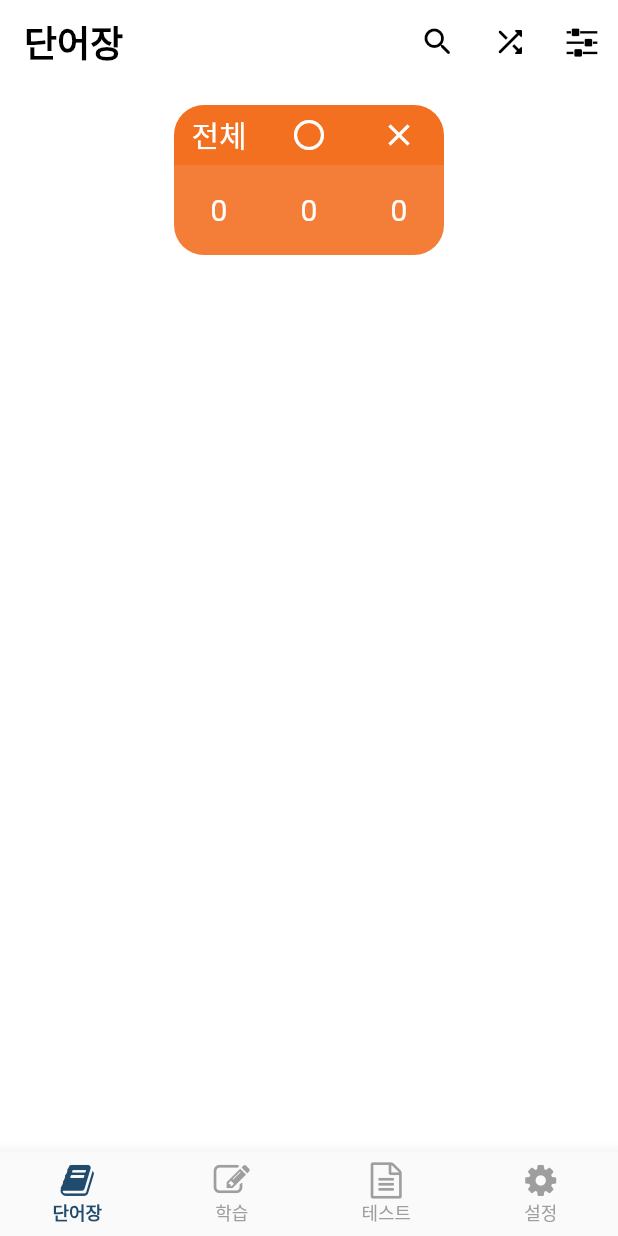
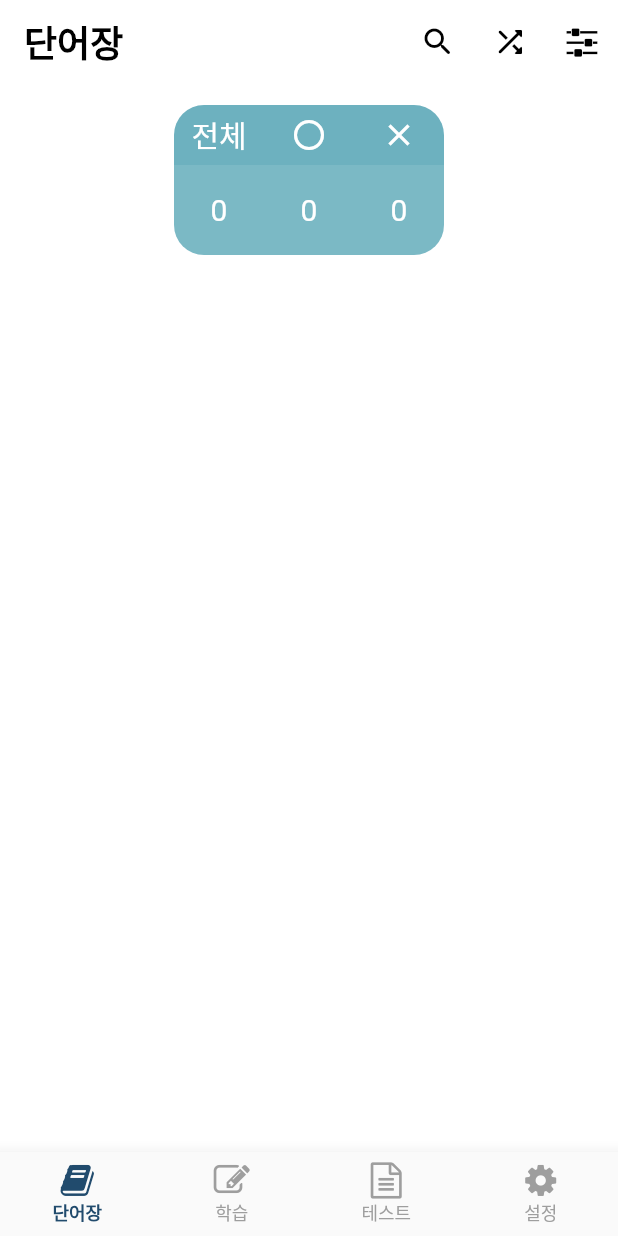
Before and after one commit to almeng-E/arabic_korean_memo, a Flutter app: the screen it shows after launch, on a phone screen of 412 x 824 dp. Run offline on Flutter 3.47's test engine with Material 2 defaults, Android fonts, the phone set to English and light mode, and no system bars; our stand-ins replace csv; missing offline and left inert: swipable_stack.

Commit message:
2023-09-12 수정 전

```diff
--- a/lib/data/item_provider.dart
+++ b/lib/data/item_provider.dart
@@ -58,11 +58,6 @@ class ItemProvider with ChangeNotifier {
     }
   }
 
-  List<Item> getShuffledItems() {
-    List<Item> shuffledItems = List.from(_totalItems)..shuffle();
-    return shuffledItems;
-  }
-
   List<Item> get totalItems => _totalItems;
   List<Item> get memorizedItems => _memorizedItems;
   List<Item> get notMemorizedItems => _notMemorizedItems;
@@ -70,4 +65,9 @@ class ItemProvider with ChangeNotifier {
   int getTotalItemCount() => _totalItems.length;
   int getMemorizedItemCount() => _memorizedItems.length;
   int getNotMemorizedItemCount() => _notMemorizedItems.length;
+
+  List<Item> getShuffledItems() {
+    List<Item> shuffledItems = List.from(_totalItems)..shuffle();
+    return shuffledItems;
+  }
 }
--- a/lib/themes/app_theme.dart
+++ b/lib/themes/app_theme.dart
@@ -4,7 +4,7 @@ import 'package:arabic_korean_memo/themes/my_colors.dart';
 class AppTheme {
   static final ThemeData lightTheme = ThemeData(
     //----------------------------------- main THEME
-    primaryColor: hermesOrange,
+    primaryColor: mainMint,
     colorScheme: ColorScheme.fromSwatch().copyWith(
       secondary: accentColor,
       tertiary: secondaryBlue,
@@ -43,10 +43,10 @@ class AppTheme {
 
     //----------------------------------- expansionTile THEME
     expansionTileTheme: const ExpansionTileThemeData(
-      backgroundColor: hermesOrange,
+      backgroundColor: mainMint,
       textColor: Colors.black,
       iconColor: Colors.black,
-      collapsedBackgroundColor: hermesOrange,
+      collapsedBackgroundColor: mainMint,
       collapsedTextColor: Colors.black,
       collapsedIconColor: Colors.black,
       tilePadding: EdgeInsets.all(2),
```
